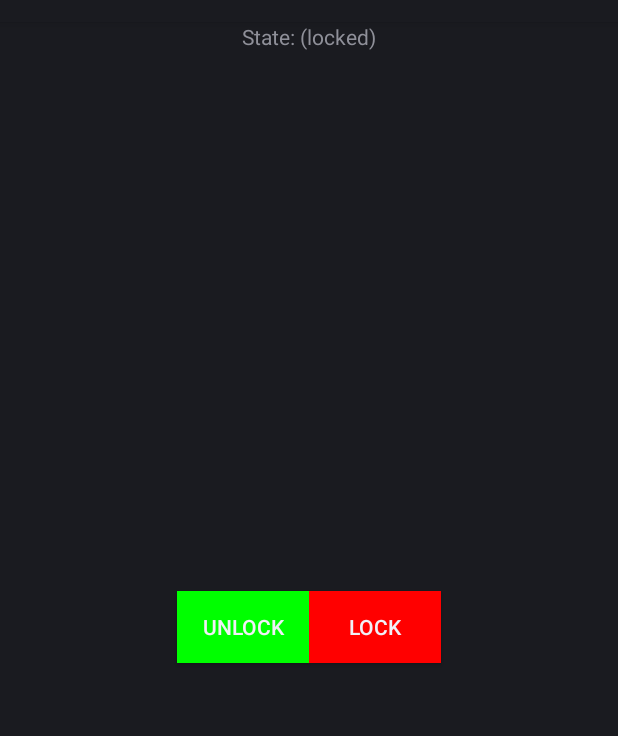
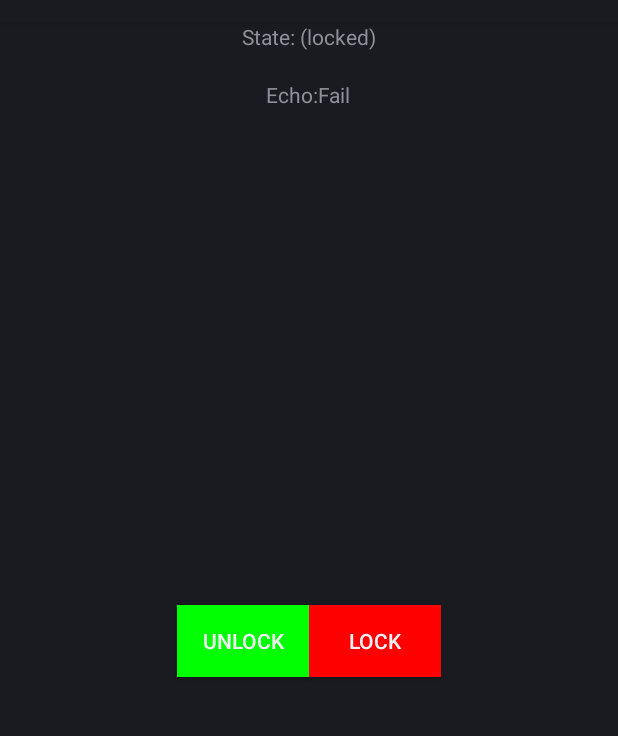
Before and after one commit to quinnsam/Autodoor, an Android app: the screen it shows after launch (MainActivity), after a tap on "SEND", on a phone screen of 412 x 824 dp, the part 62-798 px from its top. Run offline under Robolectric (Android 15) with nearby library versions, the phone set to English and light mode, and no system bars; 1 statement that could not run was skipped.

Commit message:
Echoing pin off of mobkila echo server

```diff
--- a/android_app/gradle_version/app/src/main/AndroidManifest.xml
+++ b/android_app/gradle_version/app/src/main/AndroidManifest.xml
@@ -7,7 +7,8 @@
     <uses-sdk
         android:minSdkVersion="8"
         android:targetSdkVersion="11" />
-
+    <uses-permission android:name="android.permission.INTERNET"></uses-permission>
+    <uses-permission android:name="android.permission.ACCESS_NETWORK_STATE"></uses-permission>
     <application
         android:icon="@drawable/ic_launcher"
         android:label="@string/app_name" >
--- a/android_app/gradle_version/app/src/main/java/com/nomath4u/autodoor/MainActivity.java
+++ b/android_app/gradle_version/app/src/main/java/com/nomath4u/autodoor/MainActivity.java
@@ -2,12 +2,24 @@ package com.nomath4u.autodoor;
 
 import android.app.*;
 import android.os.*;
+import android.util.Log;
 import android.view.*;
 import android.widget.*;
 import android.content.Context;
 import android.content.*;
 import android.view.inputmethod.*;
-
+import java.io.BufferedWriter;
+import java.io.ByteArrayInputStream;
+import java.io.IOException;
+import java.io.OutputStream;
+import java.io.OutputStreamWriter;
+import java.io.PrintStream;
+import java.io.PrintWriter;
+import java.net.InetAddress;
+import java.net.Socket;
+import java.net.UnknownHostException;
+import java.io.ByteArrayOutputStream;
+import java.io.InputStream;
 public class MainActivity extends Activity
 {
 	boolean locked;
@@ -18,6 +30,10 @@ public class MainActivity extends Activity
 	EditText et1;
 	EditText et2;
 	String pin;
+    private Socket socket;
+    private String mserver = "mobkilla.no-ip.biz";
+    private int port = 5555;
+
 
     /** Called when the activity is first created. */
     @Override
@@ -56,7 +72,8 @@ public class MainActivity extends Activity
 		TextView pinText = (TextView) findViewById(R.id.pin_text);
 		pinText.setText(pin);
 		pinText.invalidate();
-
+        MyClientTask task = new MyClientTask(mserver,port, pin);
+        task.execute();
 	}
 
 	private void getInfo(){
@@ -84,4 +101,61 @@ public class MainActivity extends Activity
 		InputMethodManager input = (InputMethodManager) getSystemService(Context.INPUT_METHOD_SERVICE);
 		input.hideSoftInputFromWindow(getCurrentFocus().getWindowToken(), InputMethodManager.HIDE_NOT_ALWAYS);
 	}
+
+
+    public class MyClientTask extends AsyncTask<Void, Void, Void>{
+        String dstAddress;
+        int dstPort;
+        String response = "";
+        String message = "";
+
+        MyClientTask(String addr, int port, String text){
+            dstAddress = addr;
+            dstPort = port;
+            message = text;
+        }
+        @Override
+        protected Void doInBackground(Void... arg0){
+          Socket socket = null;
+
+            try{
+                socket = new Socket (dstAddress, dstPort);
+                ByteArrayOutputStream byteArray = new ByteArrayOutputStream(1024);
+
+                byte[] buffer = new byte[1024];
+                int bytesRead;
+                InputStream inputStream = socket.getInputStream();
+                OutputStream outputStream = socket.getOutputStream();
+                PrintStream printStream = new PrintStream(outputStream);
+                printStream.print(message);
+                while ((bytesRead = inputStream.read(buffer)) != -1){
+                    byteArray.write(buffer, 0, bytesRead);
+                    response += byteArray.toString("UTF-8");
+                }
+            } catch (UnknownHostException e ){
+                e.printStackTrace();
+
+            } catch (IOException e){
+                e.printStackTrace();
+            } finally{
+                if(socket != null){
+                    try {
+                        socket.close();
+                    } catch (IOException e){
+                        e.printStackTrace();
+                    }
+                }
+            }
+            return null;
+        }
+
+        @Override
+        protected void onPostExecute(Void result){
+            Context context = getApplicationContext();
+
+            int duration = Toast.LENGTH_SHORT;
+            Toast toast = Toast.makeText(context, response, duration);
+            toast.show();
+        }
+    }
 }
--- a/android_app/gradle_version/app/src/main/res/layout/main.xml
+++ b/android_app/gradle_version/app/src/main/res/layout/main.xml
@@ -15,6 +15,11 @@
         android:layout_width="wrap_content"
         android:layout_height="wrap_content"
         android:text="Pin fail" />
+    <TextView
+        android:layout_width="wrap_content"
+        android:layout_height="wrap_content"
+        android:text="Echo:Fail"
+        android:id="@+id/echotext"/>
 	<LinearLayout
 		android:layout_width="fill_parent"
 		android:layout_height="fill_parent"
@@ -34,6 +39,15 @@
 		android:layout_height="wrap_content"
 		android:text="@string/lock"
 		android:onClick="lock" />
-	</LinearLayout>
+    </LinearLayout>
+    <EditText
+        android:layout_width="fill_parent"
+        android:layout_height="wrap_content"
+        android:id="@+id/testtext"/>
+    <Button
+        android:layout_width="wrap_content"
+        android:layout_height="wrap_content"
+        android:id="@+id/sendbutton"
+        android:text="@string/send"/>
 
 </LinearLayout>
```
Also changed, not shown: 13 other files.
